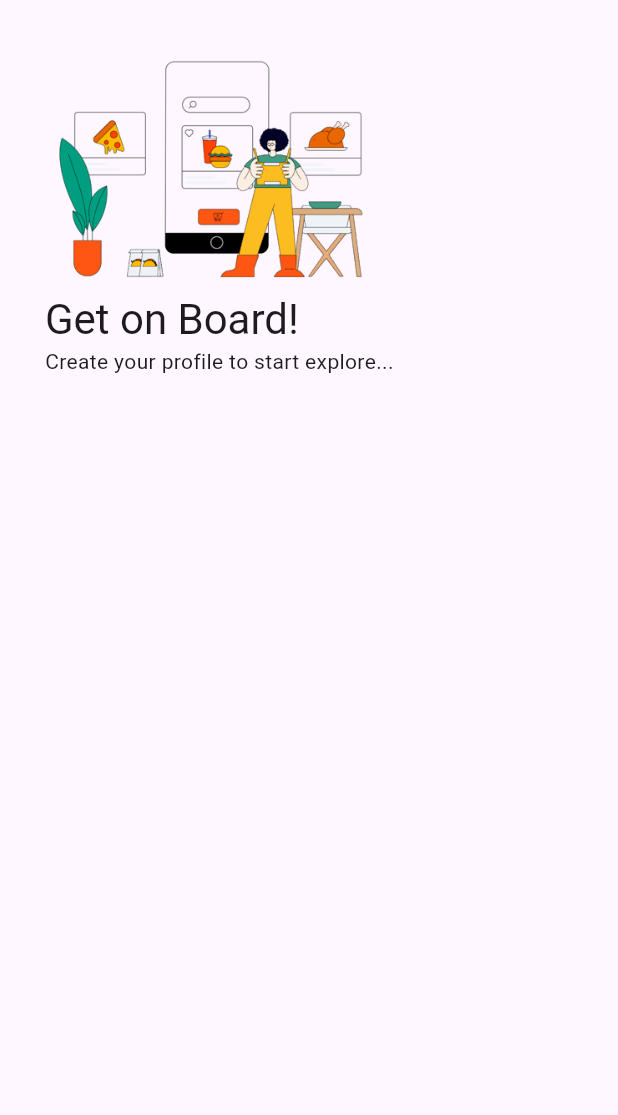
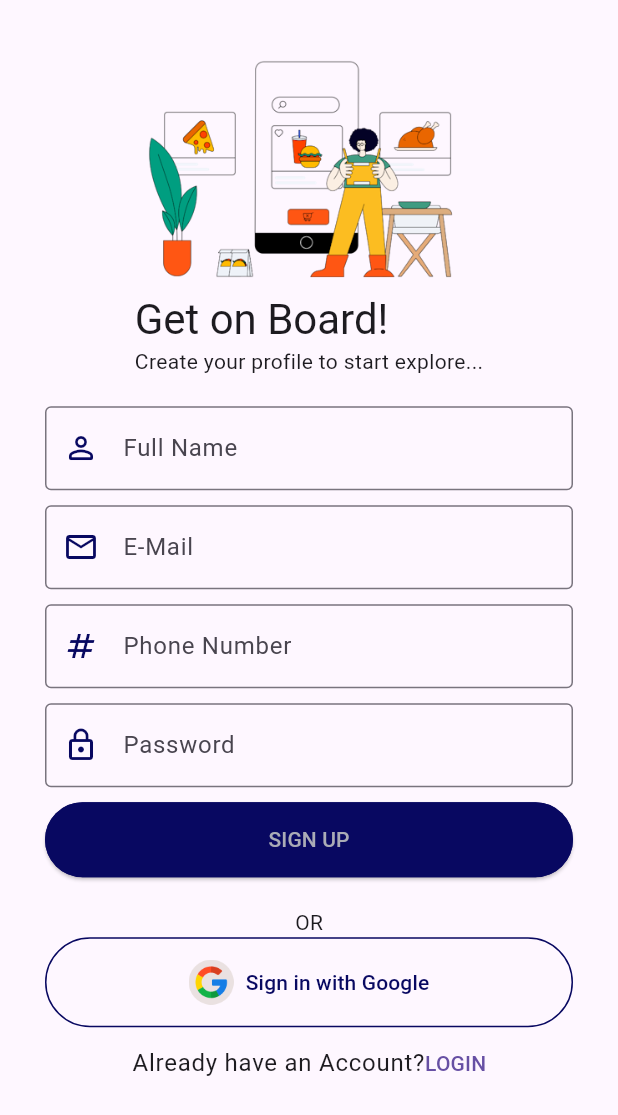
Before and after one commit to melekakkoyunlu/nomi, a Flutter app: the SignUpScreen screen opened directly, on a phone screen of 412 x 824 dp. Shown: the top 1115 px of the screen. Run offline on Flutter 3.47's test engine with Material 3 defaults, Android fonts, the phone set to English and light mode, and no system bars; our stand-ins replace get, google_fonts.

Commit message:
signup fixings

```diff
--- a/lib/src/constants/text_strings.dart
+++ b/lib/src/constants/text_strings.dart
@@ -7,7 +7,8 @@ const String tEmail = "E-Mail";
 const String tPassword = "Password";
 const String tForgetPassword = "Forget Password?";
 const String tSignInWithGoogle = "Sign in with Google";
-
+const String tFullName = "Full Name";
+const String tPhoneNo = "Phone Number";
 /* -- Splash Screen Text -- */
 const String tAppName = "NOMI";
 const String tAppTagLine = "Explore \nExperience \nEat";
--- a/lib/src/features/authentication/screens/signup/signup_screen.dart
+++ b/lib/src/features/authentication/screens/signup/signup_screen.dart
@@ -1,7 +1,9 @@
 import 'package:demo/src/common_widgets/form/form_header_widget.dart';
+import 'package:demo/src/constants/colors.dart';
 import 'package:demo/src/constants/image_strings.dart';
 import 'package:demo/src/constants/sizes.dart';
 import 'package:demo/src/constants/text_strings.dart';
+import 'package:demo/src/features/authentication/screens/signup/widgets/signup_form_widget.dart';
 import 'package:flutter/material.dart';
 
 class SignUpScreen extends StatelessWidget {
@@ -9,7 +11,8 @@ class SignUpScreen extends StatelessWidget {
 
   @override
   Widget build(BuildContext context){
-    return Scaffold(
+    return SafeArea(
+      child: Scaffold(
         body: SingleChildScrollView(
           child: Container(
             padding: const EdgeInsets.all(tDefaultSize),
@@ -18,12 +21,38 @@ class SignUpScreen extends StatelessWidget {
                 FormHeaderWidget(
                     image: tLoginScreenImage1 ,
                     title: tSignTitle ,
-                  subTitle: tSignSubTitle, ),
+                    subTitle: tSignSubTitle,
+                ),
+                const SignUpFormWidget(),
+                Column(
+                  children: [
+                    const Text("OR"),
+                    SizedBox(
+                      width: double.infinity,
+                      child: OutlinedButton.icon(
+                          onPressed: (){},
+                          icon: const Image(image: AssetImage(tGoogleLogo), width: 30,) ,
+                          label: const Text(tSignInWithGoogle),
+                      ),
+                    ),
+                    TextButton(
+                        onPressed: () {} ,
+                        child: Text.rich(
+                          TextSpan(
+                            children: [
+                              TextSpan(text: tAlreadyHaveAnAccount , style: Theme.of(context).textTheme.bodyLarge),
+                              TextSpan(text: tLogin.toUpperCase()),
+                            ]
+                          )
+                        ),
+                    ),
+                  ],
+                ),
               ],
             ),
           ),
         ),
-
+      ),
     );
  }
 }
--- /dev/null
+++ b/lib/src/features/authentication/screens/signup/widgets/signup_form_widget.dart
@@ -0,0 +1,59 @@
+import 'package:demo/src/constants/sizes.dart';
+import 'package:flutter/material.dart';
+
+import '../../../../../constants/text_strings.dart';
+
+class SignUpFormWidget extends StatelessWidget {
+  const SignUpFormWidget({
+    super.key,
+  });
+
+  @override
+  Widget build(BuildContext context) {
+    return Container(
+      padding: EdgeInsets.symmetric(vertical: tFormHeight-10),
+      child: Form(
+        child:Column(
+          crossAxisAlignment: CrossAxisAlignment.start,
+          children: [
+            TextFormField(
+              decoration: const InputDecoration(
+                label: Text(tFullName),
+                prefixIcon: Icon(Icons.person_outline_rounded),
+              ),
+            ),
+            const SizedBox(height: tFormHeight-20),
+            TextFormField(
+              decoration: const InputDecoration(
+                label: Text(tEmail),
+                prefixIcon: Icon(Icons.email_outlined),
+              ),
+            ),
+            const SizedBox(height: tFormHeight-20),
+            TextFormField(
+              decoration: const InputDecoration(
+                label: Text(tPhoneNo),
+                prefixIcon: Icon(Icons.numbers),
+              ),
+            ),
+            const SizedBox(height: tFormHeight-20),
+            TextFormField(
+              decoration: const InputDecoration(
+                label: Text(tPassword),
+                prefixIcon: Icon(Icons.lock_outline),
+              ),
+            ),
+            const SizedBox(height: tFormHeight-20),
+            SizedBox(
+              width: double.infinity,
+              child: ElevatedButton(
+                onPressed: (){},
+                child: Text(tSign.toUpperCase()),
+              ),
+            ),
+          ],
+        ) ,
+      ),
+    );
+  }
+}
--- a/lib/src/utils/theme/theme.dart
+++ b/lib/src/utils/theme/theme.dart
@@ -1,5 +1,6 @@
 import 'package:demo/src/utils/theme/widget_themes/elevated_button_theme.dart';
 import 'package:demo/src/utils/theme/widget_themes/outlined_button_theme.dart';
+import 'package:demo/src/utils/theme/widget_themes/text_field_theme.dart';
 import 'package:demo/src/utils/theme/widget_themes/text_theme.dart';
 import 'package:flutter/material.dart';
 import 'package:google_fonts/google_fonts.dart';
@@ -13,11 +14,13 @@ class NomiAppTheme{
     textTheme: NomiTextTheme.lightTextTheme,
     outlinedButtonTheme: TOutlinedButtonTheme.lightOutlinedButtonTheme,
     elevatedButtonTheme: TElevatedButtonTheme.lightElevatedButtonTheme,
+    inputDecorationTheme: TTextFormFieldTheme.lightInputDecorationTheme,
   );
   static ThemeData darkTheme = ThemeData(
     brightness: Brightness.dark,
     textTheme: NomiTextTheme.darkTextTheme,
     outlinedButtonTheme: TOutlinedButtonTheme.darkOutlinedButtonTheme,
     elevatedButtonTheme: TElevatedButtonTheme.darkElevatedButtonTheme,
+    inputDecorationTheme: TTextFormFieldTheme.darkInputDecorationTheme,
   );
 }
--- /dev/null
+++ b/lib/src/utils/theme/widget_themes/text_field_theme.dart
@@ -0,0 +1,28 @@
+import 'package:flutter/material.dart';
+import '../../../constants/colors.dart';
+
+class TTextFormFieldTheme {
+  TTextFormFieldTheme._();
+
+  static InputDecorationTheme lightInputDecorationTheme =
+    const InputDecorationTheme(
+      border: OutlineInputBorder(),
+      prefixIconColor: tSecondaryColor ,
+      floatingLabelStyle: TextStyle(color: tSecondaryColor),
+      focusedBorder: OutlineInputBorder(
+        borderSide: BorderSide(width: 2, color: tSecondaryColor),
+      )
+    );
+
+  static InputDecorationTheme darkInputDecorationTheme =
+  const InputDecorationTheme(
+      border: OutlineInputBorder(),
+      prefixIconColor: tPrimaryColor ,
+      floatingLabelStyle: TextStyle(color: tPrimaryColor),
+      focusedBorder: OutlineInputBorder(
+        borderSide: BorderSide(width: 2, color: tPrimaryColor),
+      )
+  );
+
+
+}
```
Lines whose indentation alone changed are shown as unchanged.
